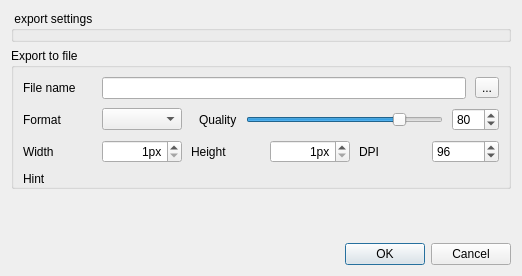
violethaze74/ugene, file src/corelibs/U2Gui/src/util/ui/ExportImageDialog.ui: the form before one commit.
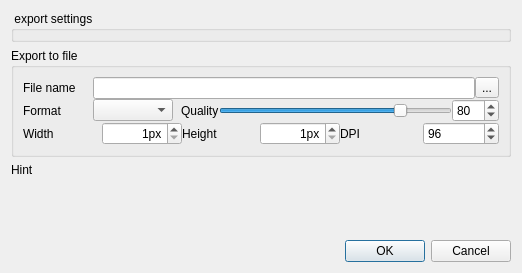
The form after the commit.

Commit message: UGENE-3434 fix #3: sequence export improvements

What changed in the file:
```diff
--- a/src/corelibs/U2Gui/src/util/ui/ExportImageDialog.ui
+++ b/src/corelibs/U2Gui/src/util/ui/ExportImageDialog.ui
@@ -7,7 +7,7 @@
     <x>0</x>
     <y>0</y>
     <width>522</width>
-    <height>276</height>
+    <height>273</height>
    </rect>
   </property>
   <property name="sizePolicy">
@@ -60,11 +60,11 @@
      </property>
      <layout class="QVBoxLayout" name="verticalLayout_3">
       <property name="spacing">
+       <number>0</number>
+      </property>
+      <property name="bottomMargin">
        <number>9</number>
       </property>
-      <property name="bottomMargin">
-       <number>0</number>
-      </property>
       <item>
        <layout class="QGridLayout" name="gridLayout">
         <item row="0" column="1">
@@ -363,6 +363,9 @@
         </item>
        </layout>
       </item>
+     </layout>
+    </widget>
+   </item>
       <item>
        <widget class="QLabel" name="hintLabel">
         <property name="text">
@@ -379,14 +382,14 @@
         </property>
        </widget>
       </item>
-     </layout>
-    </widget>
-   </item>
    <item>
     <spacer name="verticalSpacer">
      <property name="orientation">
       <enum>Qt::Vertical</enum>
      </property>
+     <property name="sizeType">
+      <enum>QSizePolicy::Expanding</enum>
+     </property>
      <property name="sizeHint" stdset="0">
       <size>
        <width>20</width>
```
Lines whose indentation alone changed are shown as unchanged. The commit also changes 2 other files.
